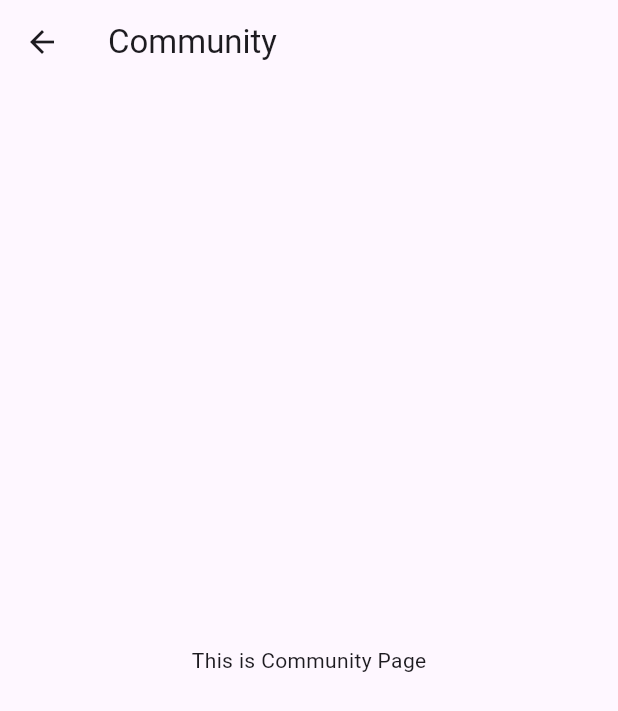
After one commit to tachithanhdanh/HCMUS-Mobile-Final, a Flutter app: the CommunityPage screen opened by its route, on a phone screen of 412 x 824 dp. The commit adds this screen. Shown: the top 711 px of the screen. Run offline on Flutter 3.47's test engine with Material 3 defaults, Android fonts, the phone set to English and light mode, and no system bars.

Commit message:
Add some more pages

```diff
--- a/lib/app.dart
+++ b/lib/app.dart
@@ -7,14 +7,16 @@ import 'views/categories_page.dart';
 import 'views/profile_page.dart';
 import 'views/search_page.dart';
 import 'views/settings_page.dart';
-import 'viewmodels/launch_viewmodel.dart';
-import 'viewmodels/onboarding_viewmodel.dart';
-import 'viewmodels/login_signup_viewmodel.dart';
-import 'viewmodels/home_viewmodel.dart';
-import 'viewmodels/categories_viewmodel.dart';
-import 'viewmodels/profile_viewmodel.dart';
-import 'viewmodels/search_viewmodel.dart';
-import 'viewmodels/settings_viewmodel.dart';
+import 'views/community_page.dart';
+import 'views/trending_page.dart';
+import 'views/recipe_page.dart';
+import 'views/review1_page.dart';
+import 'views/review2_page.dart';
+import 'views/add_recipe1_page.dart';
+import 'views/add_recipe2_page.dart';
+import 'views/edit_recipe_page.dart';
+import 'views/profile_your_recipe_page.dart';
+import 'views/profile_favorites_page.dart';
 
 class MyApp extends StatelessWidget {
   const MyApp({super.key});
@@ -36,7 +38,8 @@ class MyApp extends StatelessWidget {
         '/profile': (context) => ProfilePage(),
         '/search': (context) => SearchPage(),
         '/settings': (context) => SettingsPage(),
-        // Thêm các route khác nếu cần
+        '/community': (context) => CommunityPage(),
+        '/trending': (context) => TrendingPage(),
       },
     );
   }
--- /dev/null
+++ b/lib/views/community_page.dart
@@ -0,0 +1,13 @@
+import 'package:flutter/material.dart';
+
+class CommunityPage extends StatelessWidget {
+  @override
+  Widget build(BuildContext context) {
+    return Scaffold(
+      appBar: AppBar(title: Text('Community')),
+      body: Center(
+        child: Text('This is Community Page'),
+      ),
+    );
+  }
+}
```
Also changed, not shown: lib/views/home_page.dart (+0 -16 lines).
